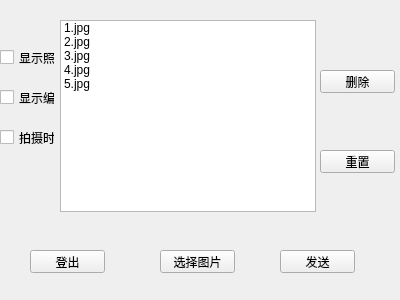
Above: send_client.ui from Forrest-Stone/Car before the change. Below: the same form after it.
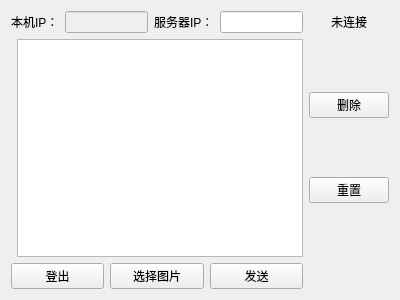
That is the form after the change.

```diff
--- a/send_client.ui
+++ b/send_client.ui
@@ -13,54 +13,37 @@
   <property name="windowTitle">
    <string>Form</string>
   </property>
-  <widget class="QPushButton" name="send_picture_pushButton">
-   <property name="geometry">
-    <rect>
-     <x>280</x>
-     <y>250</y>
-     <width>75</width>
-     <height>23</height>
-    </rect>
-   </property>
+  <layout class="QGridLayout" name="gridLayout">
+   <item row="0" column="0" colspan="2">
+    <layout class="QHBoxLayout" name="horizontalLayout">
+     <item>
+      <widget class="QLabel" name="local_address_label">
    <property name="text">
-    <string>发送</string>
-   </property>
-  </widget>
-  <widget class="QPushButton" name="choose_picture_pushButton">
-   <property name="geometry">
-    <rect>
-     <x>160</x>
-     <y>250</y>
-     <width>75</width>
-     <height>23</height>
-    </rect>
-   </property>
-   <property name="text">
-    <string>选择图片</string>
-   </property>
-  </widget>
-  <widget class="QPushButton" name="login_out_pushButton">
-   <property name="geometry">
-    <rect>
-     <x>30</x>
-     <y>250</y>
-     <width>75</width>
-     <height>23</height>
-    </rect>
-   </property>
+        <string>本机IP：</string>
+       </property>
+      </widget>
+     </item>
+     <item>
+      <widget class="QLineEdit" name="local_address_lineEdit">
+       <property name="enabled">
+        <bool>false</bool>
+       </property>
+      </widget>
+     </item>
+     <item>
+      <widget class="QLabel" name="net_address_label">
    <property name="text">
-    <string>登出</string>
-   </property>
-  </widget>
+        <string>服务器IP：</string>
+       </property>
+      </widget>
+     </item>
+     <item>
+      <widget class="QLineEdit" name="net_address_lineEdit"/>
+     </item>
+    </layout>
+   </item>
+   <item row="1" column="1">
   <widget class="QListWidget" name="listWidget">
-   <property name="geometry">
-    <rect>
-     <x>60</x>
-     <y>20</y>
-     <width>256</width>
-     <height>192</height>
-    </rect>
-   </property>
    <property name="layoutDirection">
     <enum>Qt::LeftToRight</enum>
    </property>
@@ -76,97 +59,62 @@
    <property name="viewMode">
     <enum>QListView::ListMode</enum>
    </property>
-   <item>
-    <property name="text">
-     <string>1.jpg</string>
-    </property>
-   </item>
-   <item>
-    <property name="text">
-     <string>2.jpg</string>
-    </property>
-   </item>
-   <item>
-    <property name="text">
-     <string>3.jpg</string>
-    </property>
-   </item>
-   <item>
-    <property name="text">
-     <string>4.jpg</string>
-    </property>
-   </item>
-   <item>
-    <property name="text">
-     <string>5.jpg</string>
-    </property>
-   </item>
-  </widget>
+    </widget>
+   </item>
+   <item row="1" column="2">
+    <layout class="QVBoxLayout" name="verticalLayout_2">
+     <item>
   <widget class="QPushButton" name="delete_pushButton">
-   <property name="geometry">
-    <rect>
-     <x>320</x>
-     <y>70</y>
-     <width>75</width>
-     <height>23</height>
-    </rect>
-   </property>
    <property name="text">
     <string>删除</string>
    </property>
   </widget>
+     </item>
+     <item>
   <widget class="QPushButton" name="reset_pushButton">
-   <property name="geometry">
-    <rect>
-     <x>320</x>
-     <y>150</y>
-     <width>75</width>
-     <height>23</height>
-    </rect>
-   </property>
    <property name="text">
     <string>重置</string>
    </property>
   </widget>
-  <widget class="QCheckBox" name="checkBox">
-   <property name="geometry">
-    <rect>
-     <x>0</x>
-     <y>50</y>
-     <width>55</width>
-     <height>15</height>
-    </rect>
-   </property>
+     </item>
+    </layout>
+   </item>
+   <item row="2" column="0" colspan="2">
+    <layout class="QHBoxLayout" name="horizontalLayout_2">
+     <item>
+      <widget class="QPushButton" name="login_out_pushButton">
    <property name="text">
-    <string>显示照片</string>
-   </property>
-  </widget>
-  <widget class="QCheckBox" name="checkBox_2">
-   <property name="geometry">
-    <rect>
-     <x>0</x>
-     <y>90</y>
-     <width>55</width>
-     <height>15</height>
-    </rect>
-   </property>
+        <string>登出</string>
+       </property>
+      </widget>
+     </item>
+     <item>
+      <widget class="QPushButton" name="choose_picture_pushButton">
    <property name="text">
-    <string>显示编号</string>
-   </property>
-  </widget>
-  <widget class="QCheckBox" name="checkBox_3">
-   <property name="geometry">
-    <rect>
-     <x>0</x>
-     <y>130</y>
-     <width>55</width>
-     <height>15</height>
-    </rect>
-   </property>
+        <string>选择图片</string>
+       </property>
+      </widget>
+     </item>
+     <item>
+      <widget class="QPushButton" name="send_picture_pushButton">
+       <property name="text">
+        <string>发送</string>
+       </property>
+      </widget>
+     </item>
+    </layout>
+   </item>
+   <item row="0" column="2">
+    <widget class="QLabel" name="state_label">
    <property name="text">
-    <string>拍摄时间</string>
-   </property>
-  </widget>
+      <string>未连接</string>
+     </property>
+     <property name="alignment">
+      <set>Qt::AlignCenter</set>
+     </property>
+    </widget>
+   </item>
+  </layout>
  </widget>
  <resources/>
  <connections>
```
Left out of the diff: 19 changed lines with no effect on the pictures. Lines whose indentation alone changed are shown as unchanged.
